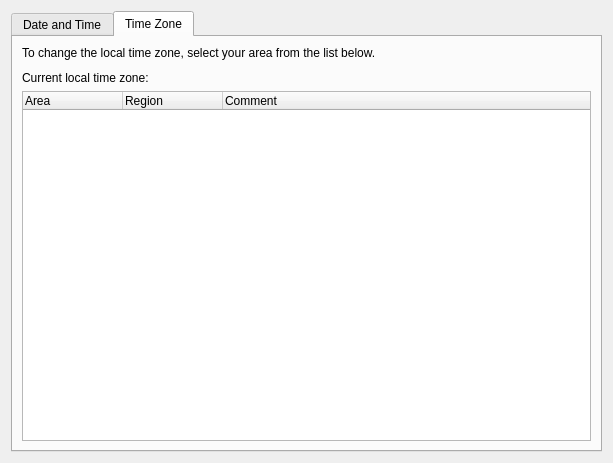
Before: the Qt Designer form kcontrol/dateandtime/dateandtime.ui in mgottschlag/kwin-tiling, drawn with Qt 5.
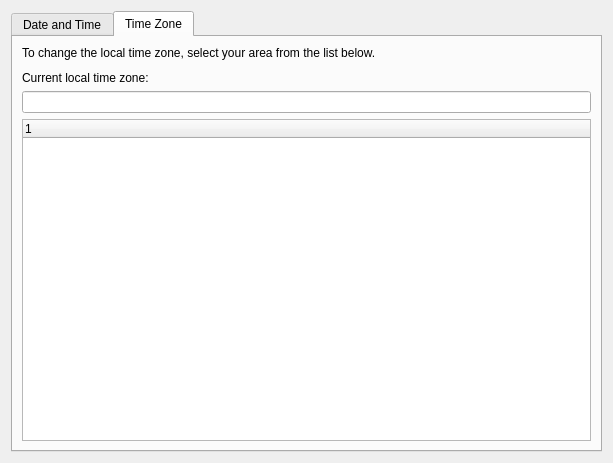
After: the same form once the commit is applied. The open tabs and pages were chosen to show the change. Custom widgets are drawn as their Qt base class.

Commit message: Make timezone tab searchable via a KTreeWidgetSearchLine

Diff of the .ui file:
```diff
--- a/kcontrol/dateandtime/dateandtime.ui
+++ b/kcontrol/dateandtime/dateandtime.ui
@@ -146,23 +146,15 @@
          </property>
         </widget>
        </item>
+       <item>
+        <widget class="KTreeWidgetSearchLine" name="tzonesearch">
+         <property name="enabled">
+          <bool>true</bool>
+         </property>
+        </widget>
+       </item>
        <item>
         <widget class="KTimeZoneWidget" name="tzonelist">
-         <column>
-          <property name="text">
-           <string notr="true">Area</string>
-          </property>
-         </column>
-         <column>
-          <property name="text">
-           <string notr="true">Region</string>
-          </property>
-         </column>
-         <column>
-          <property name="text">
-           <string notr="true">Comment</string>
-          </property>
-         </column>
         </widget>
        </item>
       </layout>
@@ -177,6 +169,16 @@
    <extends>QTreeWidget</extends>
    <header>ktimezonewidget.h</header>
   </customwidget>
+  <customwidget>
+   <class>KTreeWidgetSearchLine</class>
+   <extends>KLineEdit</extends>
+   <header>ktreewidgetsearchline.h</header>
+  </customwidget>
+  <customwidget>
+   <class>KLineEdit</class>
+   <extends>QLineEdit</extends>
+   <header>klineedit.h</header>
+  </customwidget>
   <customwidget>
    <class>KSeparator</class>
    <extends>QFrame</extends>
```
The commit also changes 1 other file.
